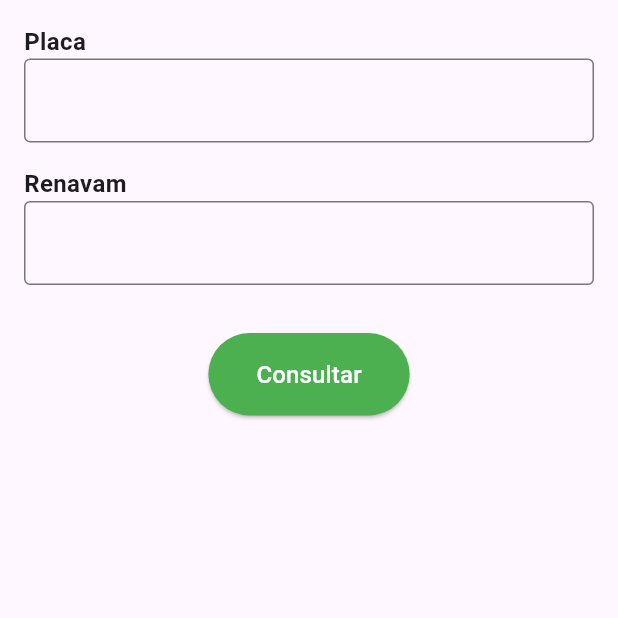
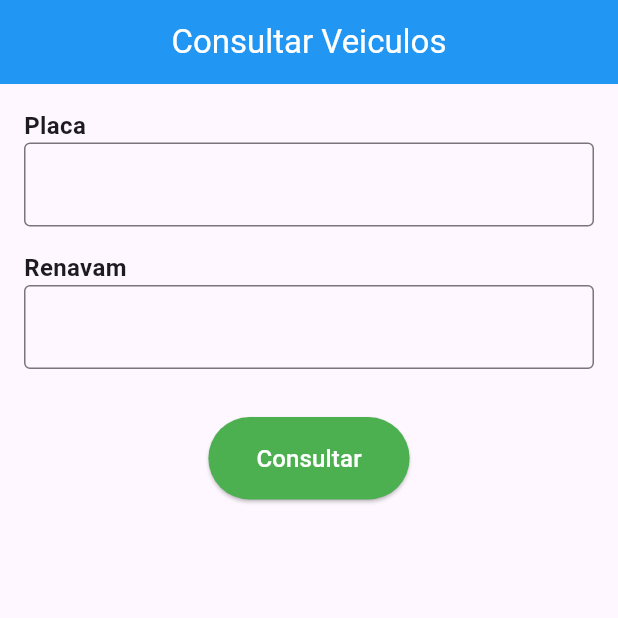
Before and after one commit to DaviVCarvalhos/detran_app, a Flutter app: the ConsultarVeiculoPage screen opened directly, on a phone screen of 412 x 824 dp, the top half of it. Run offline on Flutter 3.47's test engine with Material 3 defaults, Android fonts, the phone set to English and light mode, and no system bars; our stand-ins replace firebase_auth, firebase_core, firebase_database, open_filex, webview_flutter, webview_flutter_platform_interface; missing offline and left inert: webview_flutter_android; accounts and stored records are empty.

Commit message:
layout veiculo change

```diff
--- a/lib/Pages/Veiculo/ConsultarVeiculoPage.dart
+++ b/lib/Pages/Veiculo/ConsultarVeiculoPage.dart
@@ -72,6 +72,15 @@ class _ConsultarVeiculoPageState extends State<ConsultarVeiculoPage> {
     final user = Provider.of<UserProvider>(context).app_user;
 
     return Scaffold(
+      appBar: AppBar(
+        title: Text(
+          'Consultar Veiculos',
+          style: TextStyle(color: Colors.white),
+        ),
+        centerTitle: true,
+        backgroundColor: const Color(0xFF2196F3),
+        automaticallyImplyLeading: false,
+      ),
       body: SingleChildScrollView(
         child: Padding(
           padding: const EdgeInsets.all(16.0),
```
Also changed, not shown: lib/Pages/Veiculo/MeusVeiculosPage.dart (+9 -0 lines), lib/Pages/Veiculo/VeiculoPage.dart (+18 -3 lines).
